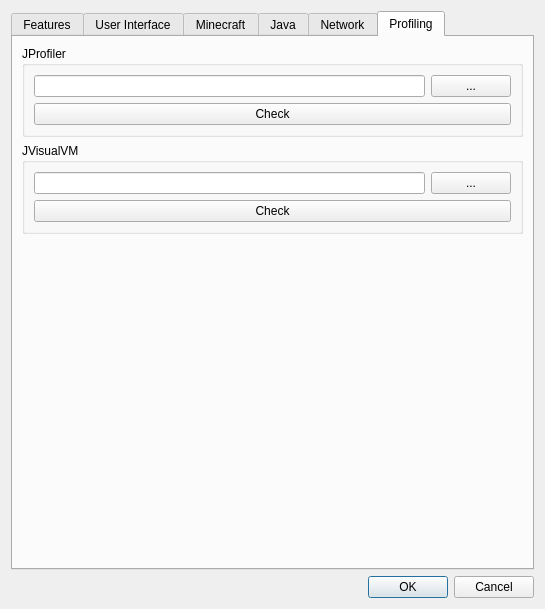
Above: gui/dialogs/SettingsDialog.ui from FreesmTeam/FreesmLauncher before the change. Below: the same form after it.
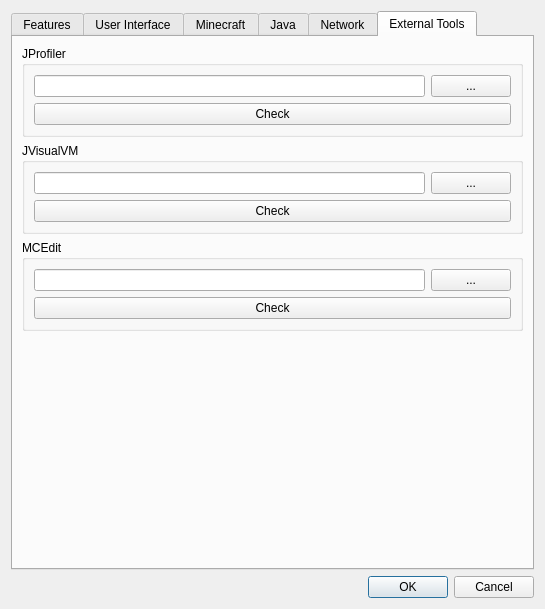
That is the form after the change. The open tabs and pages were chosen to show the change. Icons and pictures are not drawn.

Commit message: Fix more stuff. Detached tools, only MCEdit for now.

```diff
--- a/gui/dialogs/SettingsDialog.ui
+++ b/gui/dialogs/SettingsDialog.ui
@@ -865,7 +865,7 @@
      </widget>
      <widget class="QWidget" name="profilingTab">
       <attribute name="title">
-       <string>Profiling</string>
+       <string>External Tools</string>
       </attribute>
       <layout class="QVBoxLayout" name="verticalLayout_13">
        <item>
@@ -928,6 +928,36 @@
          </layout>
         </widget>
        </item>
+       <item>
+        <widget class="QGroupBox" name="groupBox_4">
+         <property name="title">
+          <string>MCEdit</string>
+         </property>
+         <layout class="QVBoxLayout" name="verticalLayout_12">
+          <item>
+           <layout class="QHBoxLayout" name="horizontalLayout_6">
+            <item>
+             <widget class="QLineEdit" name="mceditPathEdit"/>
+            </item>
+            <item>
+             <widget class="QPushButton" name="mceditPathBtn">
+              <property name="text">
+               <string>...</string>
+              </property>
+             </widget>
+            </item>
+           </layout>
+          </item>
+          <item>
+           <widget class="QPushButton" name="mceditCheckBtn">
+            <property name="text">
+             <string>Check</string>
+            </property>
+           </widget>
+          </item>
+         </layout>
+        </widget>
+       </item>
        <item>
         <spacer name="verticalSpacer_3">
          <property name="orientation">
```
Left out of the diff: 2 changed lines with no effect on the pictures. The commit also changes 15 other files.
